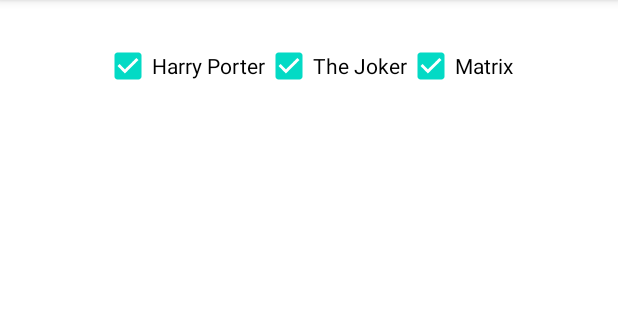
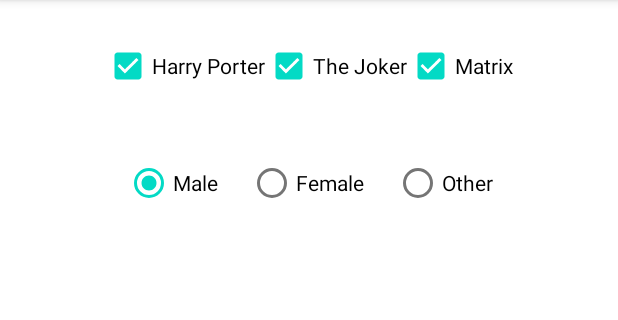
Before and after one commit to Dhannyphantom/meicode-android, an Android app: the screen it shows after launch (MainActivity), on a phone screen of 412 x 824 dp, the part 84-404 px from its top. Run offline under Robolectric (Android 15) with nearby library versions, the phone set to English and light mode, and no system bars.

Commit message:
RadioButtons

```diff
--- a/app/src/main/res/layout/activity_main.xml
+++ b/app/src/main/res/layout/activity_main.xml
@@ -8,38 +8,71 @@
     tools:context=".MainActivity">
 
     <RelativeLayout
+        android:id="@+id/rlCheckbox"
         android:layout_width="wrap_content"
         android:layout_height="wrap_content"
         android:layout_centerHorizontal="true"
         android:layout_marginTop="10dp">
+
         <CheckBox
+            android:id="@+id/checkboxHarryporter"
             android:layout_width="wrap_content"
             android:layout_height="wrap_content"
+            android:checked="true"
             android:text="Harry Porter"
-            android:checked="true"
-            android:id="@+id/checkboxHarryporter"
 
             />
+
         <CheckBox
+            android:id="@+id/checkboxJoker"
             android:layout_width="wrap_content"
             android:layout_height="wrap_content"
-            android:text="The Joker"
+            android:layout_toRightOf="@+id/checkboxHarryporter"
             android:checked="true"
-            android:id="@+id/checkboxJoker"
-            android:layout_toRightOf="@+id/checkboxHarryporter"
-            />
+            android:text="The Joker" />
+
         <CheckBox
+            android:id="@+id/checkboxMatrix"
             android:layout_width="wrap_content"
             android:layout_height="wrap_content"
-            android:text="Matrix"
-            android:id="@+id/checkboxMatrix"
             android:layout_toRightOf="@+id/checkboxJoker"
             android:checked="true"
+            android:text="Matrix"
 
             />
+
+
     </RelativeLayout>
 
+    <RadioGroup
+        android:id="@+id/rgGender"
+        android:layout_width="wrap_content"
+        android:layout_height="wrap_content"
+        android:layout_below="@+id/rlCheckbox"
+        android:layout_centerHorizontal="true"
+        android:layout_marginTop="30dp"
+        android:orientation="horizontal">
 
+        <RadioButton
+            android:id="@+id/rbMale"
+            android:layout_width="wrap_content"
+            android:layout_height="wrap_content"
+            android:checked="true"
+            android:text="Male" />
+
+        <RadioButton
+            android:id="@+id/rbFemale"
+            android:layout_width="wrap_content"
+            android:layout_height="wrap_content"
+            android:layout_marginHorizontal="20dp"
+            android:text="Female" />
+
+        <RadioButton
+            android:id="@+id/rbOther"
+            android:layout_width="wrap_content"
+            android:layout_height="wrap_content"
+            android:text="Other" />
+    </RadioGroup>
 
 
 </RelativeLayout>
```
Also changed, not shown: app/src/main/java/com/example/meicode/MainActivity.java (+23 -0 lines).
